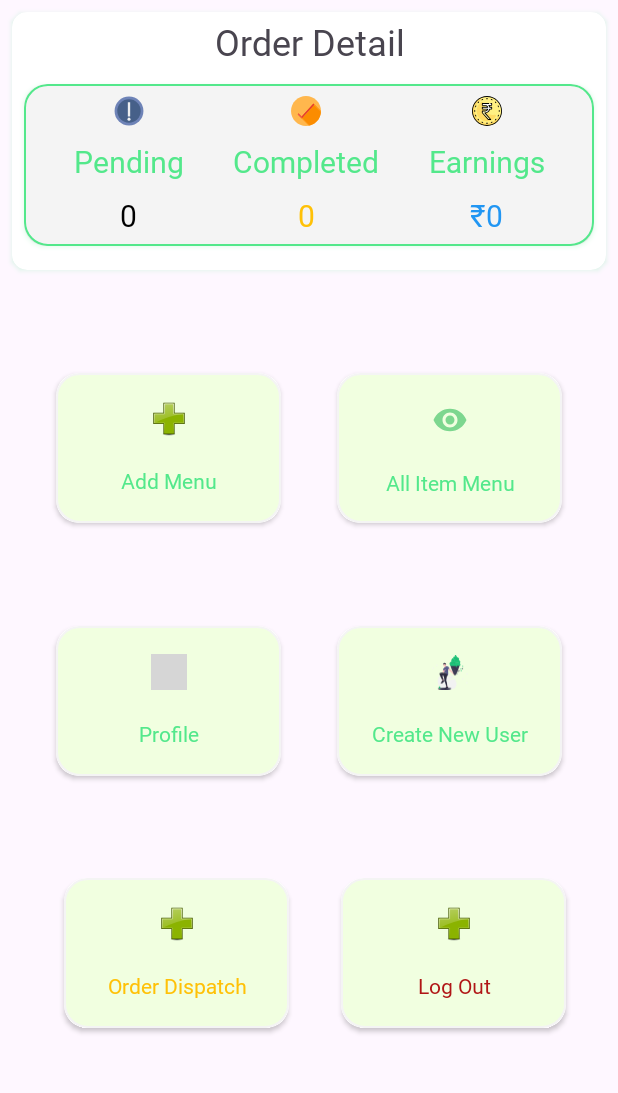
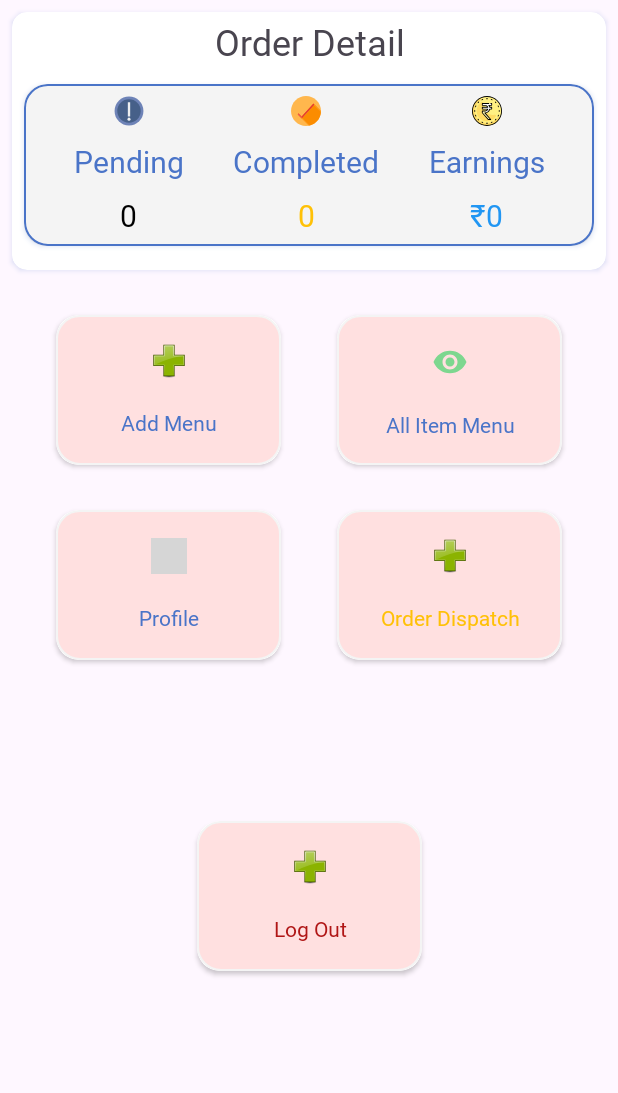
Before and after one commit to Alok-RajGond/Food-Delivery-App-Chef-, an Android app: the screen it shows after launch once a user with an empty profile is signed in (MainActivity), on a phone screen of 412 x 824 dp, the part 105-1198 px from its top. Run offline under Robolectric (Android 15) with nearby library versions, the phone set to English and light mode, and no system bars; our stand-ins replace Firebase (no records; nobody signed in at launch, a user with empty details on screens opened directly); grey boxes are pictures that could not be loaded.

Commit message:
This Is First Commit.

```diff
--- a/app/src/main/java/com/example/chefsoffoodmania/MainActivity.kt
+++ b/app/src/main/java/com/example/chefsoffoodmania/MainActivity.kt
@@ -47,10 +47,6 @@ import com.google.firebase.database.ValueEventListener
             startActivity(intent)
         }
 
-        binding.createUser.setOnClickListener {
-            val intent = Intent(this, CreateUserActivity::class.java)
-            startActivity(intent)
-        }
         binding.pendingOrderTextView.setOnClickListener {
             val intent = Intent(this, PendingOrderActivity::class.java)
             startActivity(intent)
--- a/app/src/main/java/com/example/chefsoffoodmania/SignUpActivity.kt
+++ b/app/src/main/java/com/example/chefsoffoodmania/SignUpActivity.kt
@@ -55,11 +55,7 @@ class SignUpActivity : AppCompatActivity() {
             }
         }
 
-        val listOfLocation = arrayOf("Patna", "Gaya", "Sasaram", "Mithla", "Siwan", "Mujafarpur")
-        val adapter = ArrayAdapter(this, simple_list_item_1, listOfLocation)
 
-        val autoCompleteTextView = binding.listOfLoc
-        autoCompleteTextView.setAdapter(adapter)
 
 
 
--- a/app/src/main/res/drawable/add_to_cart_button.xml
+++ b/app/src/main/res/drawable/add_to_cart_button.xml
@@ -1,7 +1,7 @@
 <?xml version="1.0" encoding="utf-8"?>
 <shape xmlns:android="http://schemas.android.com/apk/res/android">
 
-    <gradient android:angle="-45" android:startColor="#53E88B" android:endColor="#119960"/>
+    <gradient android:angle="-45" android:startColor="#E85853" android:endColor="#991611"/>
     <corners
         android:radius="5dp"/>
 
--- a/app/src/main/res/drawable/green_button_gradient.xml
+++ b/app/src/main/res/drawable/green_button_gradient.xml
@@ -1,6 +1,6 @@
 <?xml version="1.0" encoding="utf-8"?>
 <shape xmlns:android="http://schemas.android.com/apk/res/android">
-    <gradient android:angle="-45" android:startColor="#53E88B" android:endColor="#119960"/>
+    <gradient android:angle="-45" android:startColor="#5378E8" android:endColor="#113399"/>
     <corners
         android:radius="15dp"
         />
--- a/app/src/main/res/drawable/green_card.xml
+++ b/app/src/main/res/drawable/green_card.xml
@@ -3,7 +3,7 @@
     <corners
         android:radius="15dp"/>
     <solid
-        android:color="#F1FFE0"/>
+        android:color="#FFE0E0"/>
     <stroke
         android:color="#F4F4F4"
         android:width="1dp"/>
--- a/app/src/main/res/layout/activity_add_item.xml
+++ b/app/src/main/res/layout/activity_add_item.xml
@@ -22,12 +22,12 @@
 
             <ImageView
                 android:id="@+id/backBtn"
-                android:layout_width="24dp"
+                android:layout_width="30dp"
                 android:layout_height="24dp"
                 android:layout_margin="16dp"
                 android:background="@drawable/tansparent_bg"
                 android:scaleType="centerCrop"
-                android:src="@drawable/left_arror"
+                android:src="@drawable/leftarrow"
 
                 app:layout_constraintStart_toStartOf="parent"
                 app:layout_constraintTop_toTopOf="parent" />
--- a/app/src/main/res/layout/activity_main.xml
+++ b/app/src/main/res/layout/activity_main.xml
@@ -230,8 +230,8 @@
         android:layout_width="150dp"
         android:layout_height="100dp"
         app:cardCornerRadius="15dp"
-        app:layout_constraintBottom_toTopOf="@+id/cardView5"
         app:layout_constraintEnd_toStartOf="@+id/cardView2"
+        android:layout_marginTop="30dp"
         app:layout_constraintHorizontal_bias="0.5"
         app:layout_constraintStart_toStartOf="parent"
         app:layout_constraintTop_toBottomOf="@+id/cardView">
@@ -240,7 +240,10 @@
             android:id="@+id/addMenu"
             android:layout_width="match_parent"
             android:layout_height="match_parent"
-            android:background="@drawable/green_card">
+            android:background="@drawable/green_card"
+            app:layout_constraintBottom_toTopOf="@+id/profile"
+            app:layout_constraintHorizontal_bias="0.5"
+            app:layout_constraintTop_toTopOf="@+id/cardView9">
 
             <ImageView
                 android:id="@+id/imageView6"
@@ -277,8 +280,8 @@
         android:layout_width="150dp"
         android:layout_height="100dp"
         app:cardCornerRadius="15dp"
-        app:layout_constraintBottom_toTopOf="@+id/cardView6"
         app:layout_constraintEnd_toEndOf="parent"
+        android:layout_marginTop="30dp"
         app:layout_constraintHorizontal_bias="0.5"
         app:layout_constraintStart_toEndOf="@+id/cardView3"
         app:layout_constraintTop_toBottomOf="@+id/cardView">
@@ -287,7 +290,10 @@
             android:id="@+id/allItemMenu"
             android:layout_width="match_parent"
             android:layout_height="match_parent"
-            android:background="@drawable/green_card">
+            android:background="@drawable/green_card"
+            app:layout_constraintBottom_toTopOf="@+id/constraintLayout"
+            app:layout_constraintHorizontal_bias="0.5"
+            app:layout_constraintTop_toTopOf="@+id/cardView9">
 
             <ImageView
                 android:id="@+id/imageView7"
@@ -324,17 +330,21 @@
         android:layout_width="150dp"
         android:layout_height="100dp"
         app:cardCornerRadius="15dp"
-        app:layout_constraintBottom_toTopOf="@+id/outForDeliveryButton"
-        app:layout_constraintEnd_toStartOf="@+id/cardView6"
-        app:layout_constraintHorizontal_bias="0.5"
+        app:layout_constraintEnd_toStartOf="@+id/outForDeliveryButton"
         app:layout_constraintStart_toStartOf="parent"
+        android:layout_marginTop="30dp"
         app:layout_constraintTop_toBottomOf="@+id/cardView3">
 
         <androidx.constraintlayout.widget.ConstraintLayout
             android:id="@+id/profile"
             android:layout_width="match_parent"
             android:layout_height="match_parent"
-            android:background="@drawable/green_card">
+            android:background="@drawable/green_card"
+            app:layout_constraintBottom_toTopOf="@+id/logoutBtn"
+            app:layout_constraintEnd_toStartOf="@+id/constraintLayout"
+            app:layout_constraintHorizontal_bias="0.5"
+            app:layout_constraintStart_toStartOf="@+id/outForDeliveryButton"
+            app:layout_constraintTop_toBottomOf="@+id/addMenu">
 
             <ImageView
                 android:id="@+id/imageView8"
@@ -366,67 +376,24 @@
     </androidx.cardview.widget.CardView>
 
     <androidx.cardview.widget.CardView
-        android:id="@+id/cardView6"
+        android:id="@+id/outForDeliveryButton"
         android:layout_width="150dp"
         android:layout_height="100dp"
         app:cardCornerRadius="15dp"
-        app:layout_constraintBottom_toTopOf="@+id/cardView9"
-        app:layout_constraintEnd_toEndOf="parent"
-        app:layout_constraintHorizontal_bias="0.5"
-        app:layout_constraintStart_toEndOf="@+id/cardView5"
+        android:layout_marginTop="30dp"
+        app:layout_constraintEnd_toEndOf="@id/cardView2"
         app:layout_constraintTop_toBottomOf="@+id/cardView2">
 
         <androidx.constraintlayout.widget.ConstraintLayout
-            android:id="@+id/createUser"
+            android:id="@+id/constraintLayout"
             android:layout_width="match_parent"
             android:layout_height="match_parent"
-            android:background="@drawable/green_card">
-
-            <ImageView
-                android:id="@+id/imageView9"
-                android:layout_width="24dp"
-                android:layout_height="24dp"
-                android:scaleType="centerInside"
-                android:src="@drawable/icecream"
-                app:layout_constraintBottom_toTopOf="@+id/textView8"
-                app:layout_constraintEnd_toEndOf="parent"
-                app:layout_constraintHorizontal_bias="0.5"
-                app:layout_constraintStart_toStartOf="parent"
-                app:layout_constraintTop_toTopOf="parent" />
-
-            <TextView
-                android:id="@+id/textView8"
-                android:layout_width="wrap_content"
-                android:layout_height="wrap_content"
-                android:fontFamily="@font/yeonsung_regular"
-                android:text="@string/create_new_user"
-                android:textColor="@color/textColor"
-                app:layout_constraintBottom_toBottomOf="parent"
-                app:layout_constraintEnd_toEndOf="@+id/imageView9"
-                app:layout_constraintHorizontal_bias="0.5"
-                app:layout_constraintStart_toStartOf="@+id/imageView9"
-                app:layout_constraintTop_toBottomOf="@+id/imageView9" />
-        </androidx.constraintlayout.widget.ConstraintLayout>
-
-
-    </androidx.cardview.widget.CardView>
-
-    <androidx.cardview.widget.CardView
-        android:id="@+id/outForDeliveryButton"
-        android:layout_width="150dp"
-        android:layout_height="100dp"
-        android:layout_marginStart="8dp"
-        app:cardCornerRadius="15dp"
-        app:layout_constraintBottom_toBottomOf="parent"
-        app:layout_constraintEnd_toStartOf="@+id/cardView9"
-        app:layout_constraintHorizontal_bias="0.5"
-        app:layout_constraintStart_toStartOf="parent"
-        app:layout_constraintTop_toBottomOf="@+id/cardView5">
-
-        <androidx.constraintlayout.widget.ConstraintLayout
-            android:layout_width="match_parent"
-            android:layout_height="match_parent"
-            android:background="@drawable/green_card">
+            android:background="@drawable/green_card"
+            app:layout_constraintBottom_toTopOf="@+id/logoutBtn"
+            app:layout_constraintEnd_toEndOf="parent"
+            app:layout_constraintHorizontal_bias="0.5"
+            app:layout_constraintStart_toEndOf="@+id/profile"
+            app:layout_constraintTop_toBottomOf="@+id/allItemMenu">
 
             <ImageView
                 android:id="@+id/imageView10"
@@ -463,15 +430,18 @@
         app:cardCornerRadius="15dp"
         app:layout_constraintBottom_toBottomOf="parent"
         app:layout_constraintEnd_toEndOf="parent"
+        app:layout_constraintStart_toStartOf="parent"
         app:layout_constraintHorizontal_bias="0.5"
-        app:layout_constraintStart_toEndOf="@+id/outForDeliveryButton"
-        app:layout_constraintTop_toBottomOf="@+id/cardView6">
+        app:layout_constraintTop_toBottomOf="@+id/outForDeliveryButton">
 
         <androidx.constraintlayout.widget.ConstraintLayout
             android:id="@+id/logoutBtn"
             android:layout_width="match_parent"
             android:layout_height="match_parent"
-            android:background="@drawable/green_card">
+            android:background="@drawable/green_card"
+            app:layout_constraintBottom_toBottomOf="parent"
+            app:layout_constraintHorizontal_bias="0.5"
+            app:layout_constraintTop_toBottomOf="@+id/constraintLayout">
 
             <ImageView
                 android:id="@+id/imageView11"
--- a/app/src/main/res/layout/activity_out_for_delivery.xml
+++ b/app/src/main/res/layout/activity_out_for_delivery.xml
@@ -8,12 +8,12 @@
 
     <ImageView
         android:id="@+id/backBtn"
-        android:layout_width="24dp"
-        android:layout_height="24dp"
+        android:layout_width="30dp"
+        android:layout_height="30dp"
         android:layout_margin="16dp"
         android:background="@drawable/tansparent_bg"
         android:scaleType="centerCrop"
-        android:src="@drawable/left_arror"
+        android:src="@drawable/leftarrow"
 
         app:layout_constraintStart_toStartOf="parent"
         app:layout_constraintTop_toTopOf="parent" />
--- a/app/src/main/res/layout/activity_pending_order.xml
+++ b/app/src/main/res/layout/activity_pending_order.xml
@@ -8,12 +8,12 @@
 
     <ImageView
         android:id="@+id/backBtn"
-        android:layout_width="24dp"
-        android:layout_height="24dp"
+        android:layout_width="30dp"
+        android:layout_height="30dp"
         android:layout_margin="16dp"
         android:background="@drawable/tansparent_bg"
         android:scaleType="centerCrop"
-        android:src="@drawable/left_arror"
+        android:src="@drawable/leftarrow"
 
         app:layout_constraintStart_toStartOf="parent"
         app:layout_constraintTop_toTopOf="parent" />
--- a/app/src/main/res/values/colors.xml
+++ b/app/src/main/res/values/colors.xml
@@ -2,7 +2,7 @@
 <resources>
     <color name="black">#FF000000</color>
     <color name="white">#FFFFFFFF</color>
-    <color name="textColor">#53E88B</color>
-    <color name="startColor">#53E88B</color>
-    <color name="endColor">#15BE77</color>
+    <color name="textColor">#4A74C8</color>
+    <color name="startColor">#537DE8</color>
+    <color name="endColor">#154DBE</color>
 </resources>
--- a/app/src/main/res/values/strings.xml
+++ b/app/src/main/res/values/strings.xml
@@ -26,4 +26,5 @@
     <string name="add_ingredient">Add Ingredient</string>
     <string name="add_description_n_n_n_n">Add Description\n\n\n\n</string>
     <string name="default_web_client_id">AIzaSyD2181q3ciL1OqjxxylrDzzOenwF7pFnKs</string>
+    <string name="address">123, ABC Street \nXYZ Nagar</string>
 </resources>
--- a/build.gradle.kts
+++ b/build.gradle.kts
@@ -5,6 +5,6 @@ buildscript {
 }
 // Top-level build file where you can add configuration options common to all sub-projects/modules.
 plugins {
-    id("com.android.application") version "8.2.2" apply false
+    id("com.android.application") version "8.3.0" apply false
     id("org.jetbrains.kotlin.android") version "1.9.22" apply false
 }
```
Also changed, not shown: app/src/main/res/layout/activity_admin_profile.xml (+5 -4 lines), app/src/main/res/layout/activity_all_item.xml (+4 -3 lines), app/src/main/res/layout/activity_order_details.xml (+11 -7 lines), app/src/main/res/layout/activity_sign_up.xml (+3 -42 lines), app/src/main/res/layout/item_item.xml (+20 -15 lines), gradle/wrapper/gradle-wrapper.properties. Lines whose indentation alone changed are shown as unchanged.
